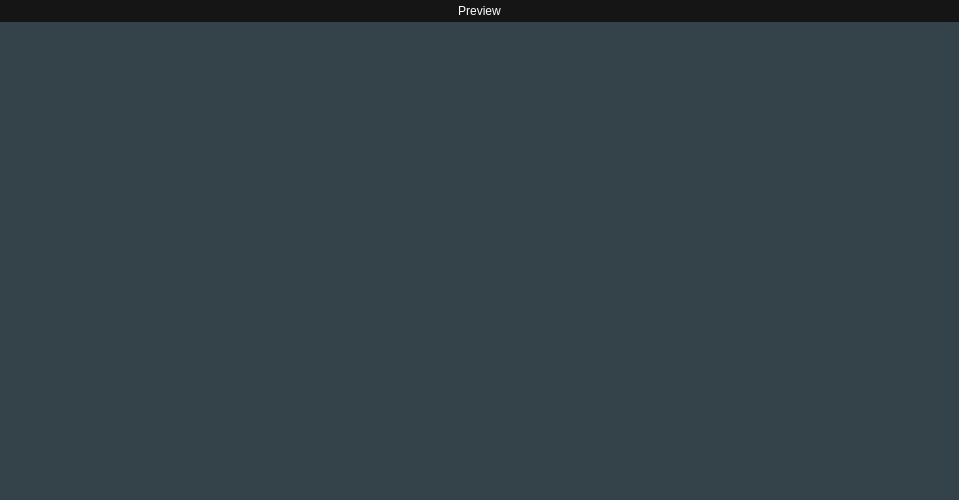
Old version of the form TilesetEditor/fragmentpreview.ui in the repository diegofps/tileset_editor.
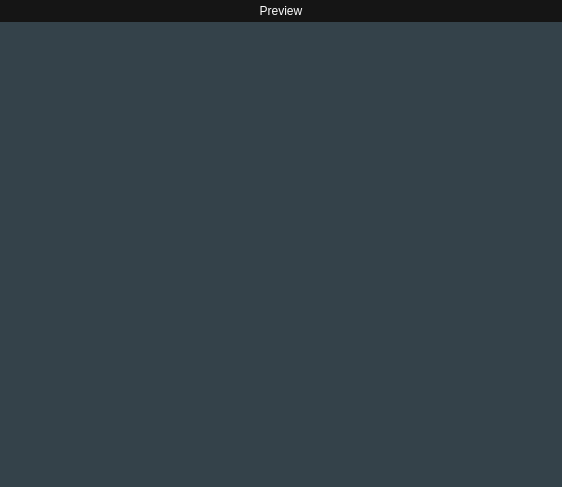
New version of the form.

Diff of the .ui file:
```diff
--- a/TilesetEditor/fragmentpreview.ui
+++ b/TilesetEditor/fragmentpreview.ui
@@ -6,10 +6,16 @@
    <rect>
     <x>0</x>
     <y>0</y>
-    <width>959</width>
-    <height>500</height>
+    <width>562</width>
+    <height>487</height>
    </rect>
   </property>
+  <property name="minimumSize">
+   <size>
+    <width>470</width>
+    <height>0</height>
+   </size>
+  </property>
   <property name="windowTitle">
    <string>Form</string>
   </property>
```
